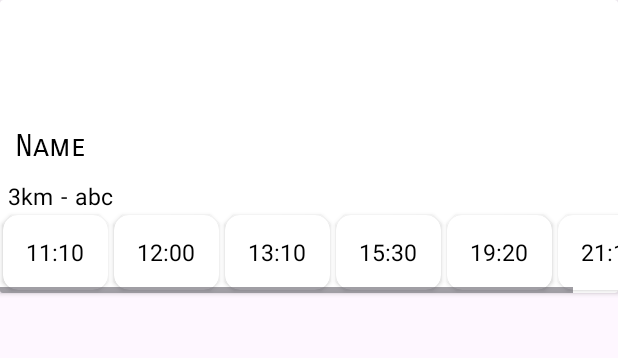
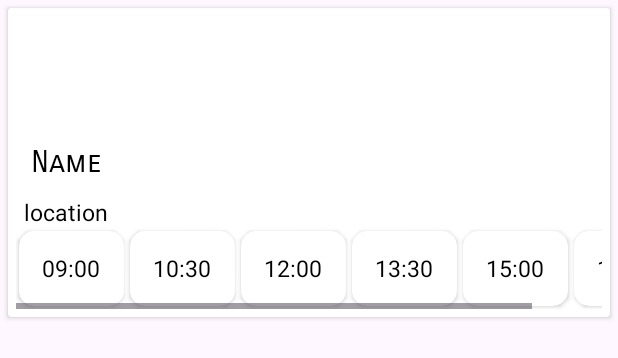
Before and after one commit to MuhammedVeliKaraca/23-24-mobile-development-playtomic, an Android app: the layout halls_design.xml on its own in the app's theme, with its tools: preview values and no code run, on a phone screen of 412 x 824 dp. Shown: the top 358 px of the screen. Run offline under Robolectric (Android 15) with nearby library versions, the phone set to English and light mode, and no system bars.

```diff
--- a/MobileDevelopmentProject/app/build.gradle.kts
+++ b/MobileDevelopmentProject/app/build.gradle.kts
@@ -56,6 +56,7 @@ dependencies {
     implementation("com.google.firebase:firebase-database:20.3.0")
     implementation("com.github.bumptech.glide:glide:4.16.0")
     implementation("com.google.firebase:firebase-storage:20.3.0")
+    implementation("com.google.firebase:firebase-database-ktx:20.3.0")
     testImplementation("junit:junit:4.13.2")
     androidTestImplementation("androidx.test.ext:junit:1.1.5")
     androidTestImplementation("androidx.test.espresso:espresso-core:3.5.1")
--- a/MobileDevelopmentProject/app/src/main/AndroidManifest.xml
+++ b/MobileDevelopmentProject/app/src/main/AndroidManifest.xml
@@ -1,6 +1,7 @@
 <?xml version="1.0" encoding="utf-8"?>
 <manifest xmlns:android="http://schemas.android.com/apk/res/android"
     xmlns:tools="http://schemas.android.com/tools">
+
     <uses-permission android:name="android.permission.READ_EXTERNAL_STORAGE" />
     <uses-permission android:name="android.permission.INTERNET" />
 
@@ -14,6 +15,9 @@
         android:supportsRtl="true"
         android:theme="@style/Theme.Material3.Light.NoActionBar"
         tools:targetApi="31">
+        <activity
+            android:name=".ui.matches.MatchActivity2"
+            android:exported="false" />
         <activity
             android:name=".EditProfileActivity"
             android:exported="false" />
--- a/MobileDevelopmentProject/app/src/main/java/edu/ap/mobiledevelopmentproject/Register.kt
+++ b/MobileDevelopmentProject/app/src/main/java/edu/ap/mobiledevelopmentproject/Register.kt
@@ -72,7 +72,7 @@ class Register : AppCompatActivity() {
                     if (task.isSuccessful) {
 
                         val user:User = User(email,password,"","","","","")
-FirebaseDatabase.getInstance().getReference().child("User").child(FirebaseAuth.getInstance().currentUser!!.uid).setValue(user)
+                        FirebaseDatabase.getInstance().getReference().child("User").child(FirebaseAuth.getInstance().currentUser!!.uid).setValue(user)
                         Toast.makeText(this@Register, "Account created.", Toast.LENGTH_SHORT).show()
                         finish()
                     } else {
--- a/MobileDevelopmentProject/app/src/main/res/layout/halls_design.xml
+++ b/MobileDevelopmentProject/app/src/main/res/layout/halls_design.xml
@@ -3,9 +3,11 @@
     xmlns:android="http://schemas.android.com/apk/res/android"
     android:layout_width="match_parent"
     android:layout_height="wrap_content"
+    android:layout_margin="5dp"
     xmlns:app="http://schemas.android.com/apk/res-auto">
 
     <LinearLayout
+        android:padding="5dp"
         android:layout_width="match_parent"
         android:layout_height="wrap_content"
         android:orientation="vertical"
@@ -34,34 +36,14 @@
         </RelativeLayout>
        <RelativeLayout
            android:layout_width="match_parent"
-           android:layout_height="wrap_content"
-
-           >
+           android:layout_height="wrap_content">
            <TextView
                android:layout_marginStart="5dp"
                android:layout_width="wrap_content"
                android:layout_height="wrap_content"
-               android:id="@+id/length"
-               android:textSize="15sp"
-               android:text="3km"
-               android:textColor="@color/black"/>
-           <TextView
-               android:layout_marginStart="5dp"
-               android:layout_toRightOf="@id/length"
-               android:layout_width="wrap_content"
-               android:layout_height="wrap_content"
-               android:id="@+id/dot"
-               android:textSize="15sp"
-               android:text="-"
-               android:textColor="@color/black"/>
-           <TextView
-               android:layout_marginStart="5dp"
-               android:layout_toRightOf="@id/dot"
-               android:layout_width="wrap_content"
-               android:layout_height="wrap_content"
                android:id="@+id/location"
                android:textSize="15sp"
-               android:text="abc"
+               android:text="location"
                android:textColor="@color/black"/>
 
        </RelativeLayout>
@@ -69,109 +51,107 @@
         <HorizontalScrollView
             android:layout_width="match_parent"
             android:layout_height="wrap_content"
-            android:fillViewport="true"
-            >
+            android:fillViewport="true">
+
             <LinearLayout
                 android:layout_width="match_parent"
                 android:layout_height="wrap_content"
-                android:orientation="horizontal"
-                >
+                android:orientation="horizontal">
+
                 <androidx.cardview.widget.CardView
-                    android:layout_margin="2dp"
                     android:layout_width="70dp"
                     android:layout_height="50dp"
-                    app:cardCornerRadius="10dp"
+                    android:layout_margin="2dp"
                     android:background="@color/white"
-                    >
+                    app:cardCornerRadius="10dp">
 
                     <TextView
                         android:layout_width="match_parent"
                         android:layout_height="match_parent"
-                        android:text="11:10"
-                        android:textSize="15sp"
                         android:gravity="center"
+                        android:text="09:00"
                         android:textColor="@color/black"
-                        />
-                </androidx.cardview.widget.CardView> <androidx.cardview.widget.CardView
-                    android:layout_margin="2dp"
+                        android:textSize="15sp" />
+                </androidx.cardview.widget.CardView>
+
+                <androidx.cardview.widget.CardView
                     android:layout_width="70dp"
                     android:layout_height="50dp"
-                    app:cardCornerRadius="10dp"
+                    android:layout_margin="2dp"
                     android:background="@color/white"
-                    >
+                    app:cardCornerRadius="10dp">
 
                     <TextView
                         android:layout_width="match_parent"
                         android:layout_height="match_parent"
-                        android:text="12:00"
-                        android:textSize="15sp"
                         android:gravity="center"
+                        android:text="10:30"
                         android:textColor="@color/black"
-                        />
-                </androidx.cardview.widget.CardView> <androidx.cardview.widget.CardView
-                    android:layout_margin="2dp"
+                        android:textSize="15sp" />
+                </androidx.cardview.widget.CardView>
+
+                <androidx.cardview.widget.CardView
                     android:layout_width="70dp"
                     android:layout_height="50dp"
-                    app:cardCornerRadius="10dp"
+                    android:layout_margin="2dp"
                     android:background="@color/white"
-                    >
+                    app:cardCornerRadius="10dp">
 
                     <TextView
                         android:layout_width="match_parent"
                         android:layout_height="match_parent"
-                        android:text="13:10"
-                        android:textSize="15sp"
                         android:gravity="center"
+                        android:text="12:00"
                         android:textColor="@color/black"
-                        />
-                </androidx.cardview.widget.CardView> <androidx.cardview.widget.CardView
-                    android:layout_margin="2dp"
+                        android:textSize="15sp" />
+                </androidx.cardview.widget.CardView>
+
+                <androidx.cardview.widget.CardView
                     android:layout_width="70dp"
                     android:layout_height="50dp"
-                    app:cardCornerRadius="10dp"
+                    android:layout_margin="2dp"
                     android:background="@color/white"
-                    >
+                    app:cardCornerRadius="10dp">
 
                     <TextView
                         android:layout_width="match_parent"
                         android:layout_height="match_parent"
-                        android:text="15:30"
-                        android:textSize="15sp"
                         android:gravity="center"
+                        android:text="13:30"
                         android:textColor="@color/black"
-                        />
-                </androidx.cardview.widget.CardView> <androidx.cardview.widget.CardView
-                    android:layout_margin="2dp"
+                        android:textSize="15sp" />
+                </androidx.cardview.widget.CardView>
+
+                <androidx.cardview.widget.CardView
                     android:layout_width="70dp"
                     android:layout_height="50dp"
-                    app:cardCornerRadius="10dp"
+                    android:layout_margin="2dp"
                     android:background="@color/white"
-                    >
+                    app:cardCornerRadius="10dp">
 
                     <TextView
                         android:layout_width="match_parent"
                         android:layout_height="match_parent"
-                        android:text="19:20"
-                        android:textSize="15sp"
                         android:gravity="center"
+                        android:text="15:00"
                         android:textColor="@color/black"
-                        />
-                </androidx.cardview.widget.CardView> <androidx.cardview.widget.CardView
-                    android:layout_margin="2dp"
+                        android:textSize="15sp" />
+                </androidx.cardview.widget.CardView>
+
+                <androidx.cardview.widget.CardView
                     android:layout_width="70dp"
                     android:layout_height="50dp"
-                    app:cardCornerRadius="10dp"
+                    android:layout_margin="2dp"
                     android:background="@color/white"
-                    >
+                    app:cardCornerRadius="10dp">
 
                     <TextView
                         android:layout_width="match_parent"
                         android:layout_height="match_parent"
-                        android:text="21:10"
-                        android:textSize="15sp"
                         android:gravity="center"
+                        android:text="16:30"
                         android:textColor="@color/black"
-                        />
+                        android:textSize="15sp" />
                 </androidx.cardview.widget.CardView>
             </LinearLayout>
         </HorizontalScrollView>
--- /dev/null
+++ b/MobileDevelopmentProject/app/src/main/res/values-land/dimens.xml
@@ -0,0 +1,3 @@
+<resources>
+      <dimen name="fab_margin">48dp</dimen>
+   </resources>
--- a/MobileDevelopmentProject/app/src/main/res/values-night/themes.xml
+++ b/MobileDevelopmentProject/app/src/main/res/values-night/themes.xml
@@ -13,4 +13,5 @@
         <item name="android:statusBarColor">?attr/colorPrimaryVariant</item>
         <!-- Customize your theme here. -->
     </style>
+
 </resources>
--- /dev/null
+++ b/MobileDevelopmentProject/app/src/main/res/values-w1240dp/dimens.xml
@@ -0,0 +1,3 @@
+<resources>
+      <dimen name="fab_margin">200dp</dimen>
+   </resources>
--- /dev/null
+++ b/MobileDevelopmentProject/app/src/main/res/values-w600dp/dimens.xml
@@ -0,0 +1,3 @@
+<resources>
+      <dimen name="fab_margin">48dp</dimen>
+   </resources>
--- a/MobileDevelopmentProject/app/src/main/res/values/dimens.xml
+++ b/MobileDevelopmentProject/app/src/main/res/values/dimens.xml
@@ -3,4 +3,5 @@
     <dimen name="activity_horizontal_margin">16dp</dimen>
     <dimen name="activity_vertical_margin">16dp</dimen>
     <dimen name="text_margin">16dp</dimen>
+    <dimen name="fab_margin">16dp</dimen>
 </resources>
```
Also changed, not shown: MobileDevelopmentProject/app/src/main/java/edu/ap/mobiledevelopmentproject/SportsHallAdapter.kt (+13 -6 lines), MobileDevelopmentProject/app/src/main/java/edu/ap/mobiledevelopmentproject/ui/matches/MatchActivity2.kt (added, +54 -0 lines), MobileDevelopmentProject/app/src/main/res/layout/activity_match2.xml (added, +219 -0 lines), MobileDevelopmentProject/app/src/main/res/navigation/nav_graph.xml (added, +28 -0 lines), MobileDevelopmentProject/app/src/main/res/values/strings.xml (+45 -2 lines), MobileDevelopmentProject/app/src/main/res/values/themes.xml (+8 -0 lines).
